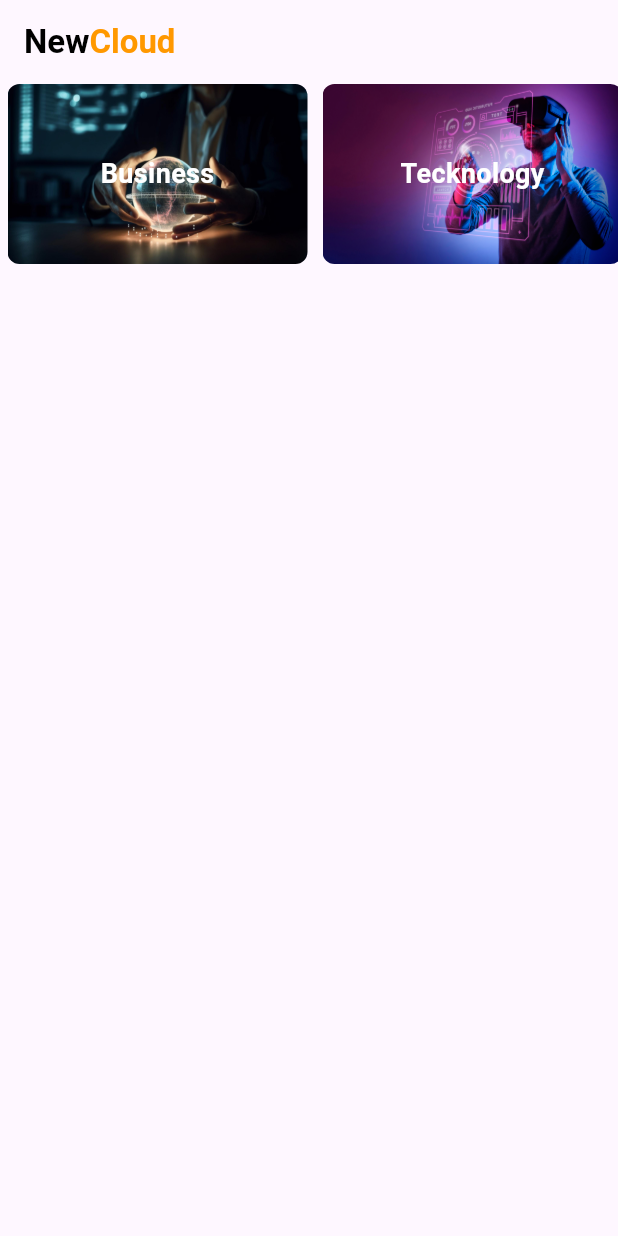
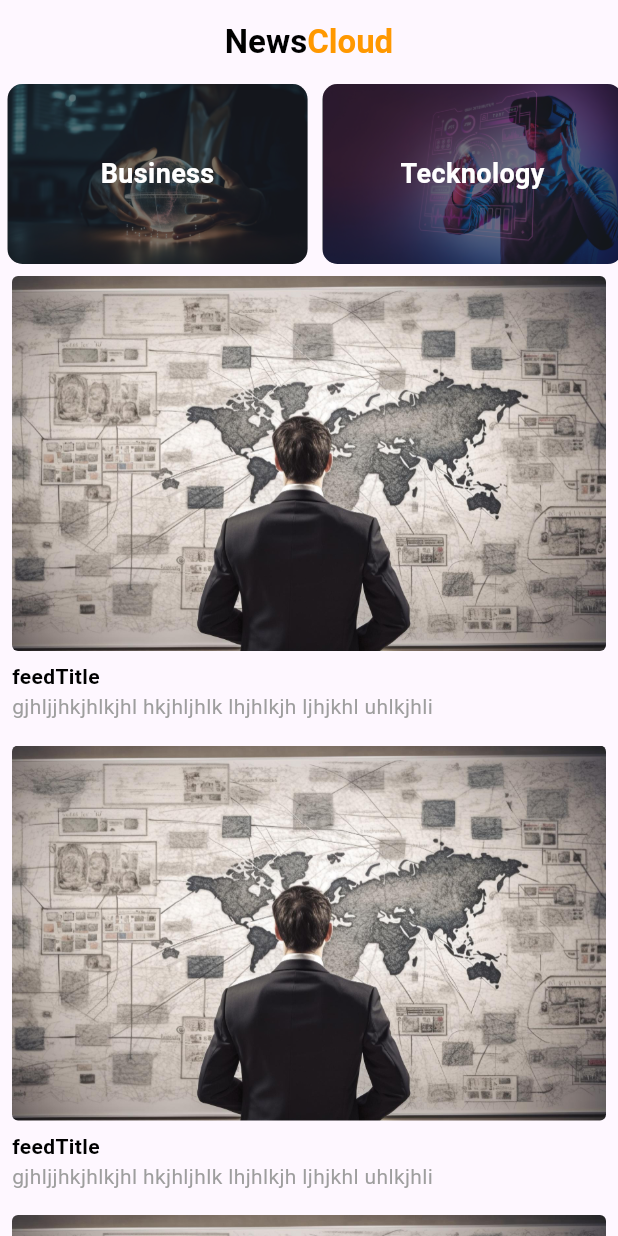
Before and after one commit to Waheed-Ashraf/News-App, a Flutter app: the screen it shows after launch, on a phone screen of 412 x 824 dp. Run offline on Flutter 3.47's test engine with Material 3 defaults, Android fonts, the phone set to English and light mode, and no system bars.

Commit message:
finishing homepage ui

```diff
--- /dev/null
+++ b/lib/models/feed_model.dart
@@ -0,0 +1,11 @@
+import 'package:flutter/material.dart';
+
+class FeedModel {
+  String feedImage;
+  String feedTitle;
+  String feedSubtitle;
+  FeedModel(
+      {required this.feedImage,
+      required this.feedSubtitle,
+      required this.feedTitle});
+}
--- a/lib/views/home_view.dart
+++ b/lib/views/home_view.dart
@@ -1,31 +1,26 @@
 import 'package:flutter/material.dart';
 import 'package:news_app/models/categori_model.dart';
-import 'package:news_app/widgets/categories.dart';
+import 'package:news_app/widgets/categories_item.dart';
+import 'package:news_app/widgets/categories_list.dart';
+import 'package:news_app/widgets/feed_item.dart';
+import 'package:news_app/widgets/feed_list.dart';
 
 // ignore: must_be_immutable
 class HomePage extends StatelessWidget {
   HomePage({super.key});
-  List<Categorie_data> categorieD = [
-    Categorie_data(image: 'assets/business.jpg', type: 'Business'),
-    Categorie_data(image: 'assets/Tecknology.jpg', type: 'Tecknology'),
-    Categorie_data(image: 'assets/sports.jpg', type: 'Sports'),
-    Categorie_data(image: 'assets/Health.jpg', type: 'Health'),
-    Categorie_data(image: 'assets/science.jpg', type: 'Science'),
-    Categorie_data(image: 'assets/entertainment.jpg', type: 'Entertainment'),
-    Categorie_data(image: 'assets/General.jpg', type: 'General'),
-  ];
 
   @override
   Widget build(BuildContext context) {
     return Scaffold(
         appBar: AppBar(
-        centerTitle: false,
+          //centerTitle: true,
           toolbarOpacity: 0,
           elevation: 0,
           title: const Row(
+            mainAxisAlignment: MainAxisAlignment.center,
             children: [
               Text(
-              'New',
+                'News',
                 style: TextStyle(
                   color: Colors.black,
                   fontWeight: FontWeight.bold,
@@ -41,16 +36,14 @@ class HomePage extends StatelessWidget {
             ],
           ),
         ),
-      body: SizedBox(
-        height: 120,
-        child: ListView.builder(
-          scrollDirection: Axis.horizontal,
-          itemCount: categorieD.length,
-          itemBuilder: (context, index) {
-            return Categories_item(item: categorieD[index]);
-          },
+        body: CustomScrollView(
+          physics: ClampingScrollPhysics(),
+          slivers: [
+            SliverToBoxAdapter(
+              child: CategoriesList(),
             ),
-      ),
-    );
+            FeedList(),
+          ],
+        ));
   }
 }
--- a/lib/widgets/categories.dart
+++ b/lib/widgets/categories_item.dart
@@ -15,10 +15,15 @@ class Categories_item extends StatelessWidget {
         width: 200,
         height: 120,
         decoration: BoxDecoration(
-          borderRadius: const BorderRadius.all(Radius.circular(8)),
+          borderRadius: const BorderRadius.all(Radius.circular(10)),
+          color: const Color.fromARGB(255, 32, 37, 43),
           image: DecorationImage(
-            image: AssetImage(item.image),
-            fit: BoxFit.fill,
+            fit: BoxFit.cover,
+            colorFilter: ColorFilter.mode(
+                Colors.black.withOpacity(0.4), BlendMode.dstATop),
+            image: AssetImage(
+              item.image,
+            ),
           ),
         ),
         child: Text(
--- /dev/null
+++ b/lib/widgets/categories_list.dart
@@ -0,0 +1,30 @@
+import 'package:flutter/material.dart';
+import 'package:news_app/models/categori_model.dart';
+import 'package:news_app/widgets/categories_item.dart';
+
+class CategoriesList extends StatelessWidget {
+  CategoriesList({super.key});
+  List<Categorie_data> categorieD = [
+    Categorie_data(image: 'assets/business.jpg', type: 'Business'),
+    Categorie_data(image: 'assets/Tecknology.jpg', type: 'Tecknology'),
+    Categorie_data(image: 'assets/sports.jpg', type: 'Sports'),
+    Categorie_data(image: 'assets/Health.jpg', type: 'Health'),
+    Categorie_data(image: 'assets/science.jpg', type: 'Science'),
+    Categorie_data(image: 'assets/entertainment.jpg', type: 'Entertainment'),
+    Categorie_data(image: 'assets/General.jpg', type: 'General'),
+  ];
+
+  @override
+  Widget build(BuildContext context) {
+    return SizedBox(
+      height: 120,
+      child: ListView.builder(
+        scrollDirection: Axis.horizontal,
+        itemCount: categorieD.length,
+        itemBuilder: (context, index) {
+          return Categories_item(item: categorieD[index]);
+        },
+      ),
+    );
+  }
+}
--- /dev/null
+++ b/lib/widgets/feed_item.dart
@@ -0,0 +1,55 @@
+import 'package:flutter/material.dart';
+import 'package:news_app/models/feed_model.dart';
+
+class FeedItem extends StatelessWidget {
+  FeedItem({super.key, required this.item});
+  FeedModel item;
+
+  @override
+  Widget build(BuildContext context) {
+    return Padding(
+      padding: const EdgeInsets.all(8.0),
+      child: Column(
+        crossAxisAlignment: CrossAxisAlignment.start,
+        children: [
+          SizedBox(
+            width: double.infinity,
+            height: 250,
+            child: DecoratedBox(
+              decoration: BoxDecoration(
+                borderRadius: const BorderRadius.all(
+                  Radius.circular(4),
+                ),
+                image: DecorationImage(
+                  fit: BoxFit.cover,
+                  image: AssetImage(item.feedImage),
+                ),
+              ),
+            ),
+          ),
+          const SizedBox(
+            height: 7,
+          ),
+          Text(
+            item.feedTitle,
+            maxLines: 2,
+            overflow: TextOverflow.ellipsis,
+            style: const TextStyle(
+              fontWeight: FontWeight.bold,
+              color: Colors.black,
+            ),
+          ),
+          Text(
+            item.feedSubtitle,
+            maxLines: 2,
+            overflow: TextOverflow.ellipsis,
+            style: const TextStyle(
+              fontWeight: FontWeight.normal,
+              color: Colors.grey,
+            ),
+          ),
+        ],
+      ),
+    );
+  }
+}
--- /dev/null
+++ b/lib/widgets/feed_list.dart
@@ -0,0 +1,35 @@
+import 'package:flutter/material.dart';
+import 'package:news_app/models/feed_model.dart';
+import 'package:news_app/widgets/feed_item.dart';
+
+class FeedList extends StatelessWidget {
+  FeedList({super.key});
+  List<FeedModel> feedD = [
+    FeedModel(
+        feedImage: 'assets/General.jpg',
+        feedSubtitle: 'gjhljjhkjhlkjhl hkjhljhlk lhjhlkjh ljhjkhl uhlkjhli',
+        feedTitle: 'feedTitle'),
+    FeedModel(
+        feedImage: 'assets/General.jpg',
+        feedSubtitle: 'gjhljjhkjhlkjhl hkjhljhlk lhjhlkjh ljhjkhl uhlkjhli',
+        feedTitle: 'feedTitle'),
+    FeedModel(
+        feedImage: 'assets/General.jpg',
+        feedSubtitle: 'gjhljjhkjhlkjhl hkjhljhlk lhjhlkjh ljhjkhl uhlkjhli',
+        feedTitle: 'feedTitle'),
+    FeedModel(
+        feedImage: 'assets/General.jpg',
+        feedSubtitle: 'gjhljjhkjhlkjhl hkjhljhlk lhjhlkjh ljhjkhl uhlkjhli',
+        feedTitle: 'feedTitle'),
+  ];
+
+  @override
+  Widget build(BuildContext context) {
+    return SliverList(
+      delegate: SliverChildBuilderDelegate(childCount: feedD.length,
+          (context, index) {
+        return FeedItem(item: feedD[index]);
+      }),
+    );
+  }
+}
```
Lines whose indentation alone changed are shown as unchanged.
